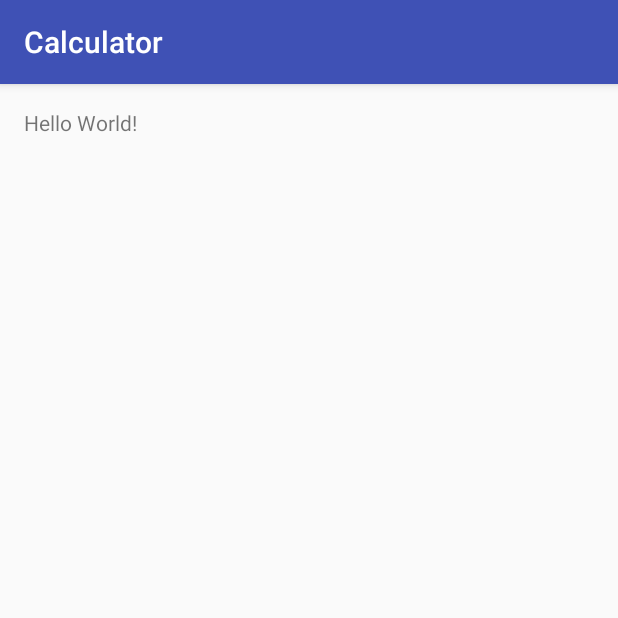
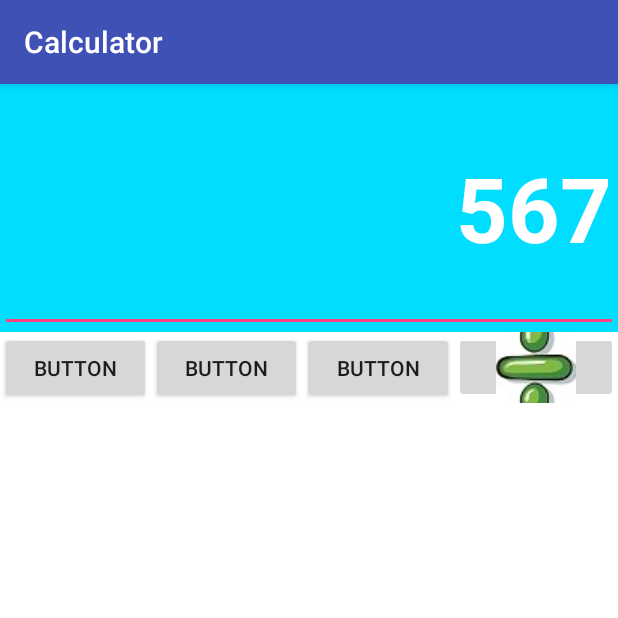
Before and after one commit to harisek36/Calculator_Android, an Android app: the screen it shows after launch (calcActivity), on a phone screen of 412 x 824 dp, the top half of it. Run offline under Robolectric (Android 15) with nearby library versions, the phone set to English and light mode, and no system bars.

Commit message:
design layout - partial

```diff
--- a/app/src/main/res/layout/activity_calc.xml
+++ b/app/src/main/res/layout/activity_calc.xml
@@ -1,17 +1,88 @@
 <?xml version="1.0" encoding="utf-8"?>
 <RelativeLayout xmlns:android="http://schemas.android.com/apk/res/android"
+    xmlns:app="http://schemas.android.com/apk/res-auto"
     xmlns:tools="http://schemas.android.com/tools"
     android:id="@+id/activity_calc"
     android:layout_width="match_parent"
     android:layout_height="match_parent"
-    android:paddingBottom="@dimen/activity_vertical_margin"
-    android:paddingLeft="@dimen/activity_horizontal_margin"
-    android:paddingRight="@dimen/activity_horizontal_margin"
-    android:paddingTop="@dimen/activity_vertical_margin"
     tools:context="com.the36t.calculator.calcActivity">
 
-    <TextView
-        android:layout_width="wrap_content"
-        android:layout_height="wrap_content"
-        android:text="Hello World!" />
+    <LinearLayout
+        android:orientation="vertical"
+        android:layout_width="match_parent"
+        android:layout_height="match_parent"
+        android:background="@android:color/background_light"
+        android:layout_alignParentBottom="true"
+        android:layout_alignParentLeft="true"
+        android:layout_alignParentStart="true">
+
+        <LinearLayout
+            android:orientation="vertical"
+            android:layout_width="match_parent"
+            android:layout_height="165dp"
+            android:background="@android:color/holo_blue_bright">
+
+            <EditText
+                android:layout_width="match_parent"
+                android:layout_height="match_parent"
+                android:inputType="number"
+                android:ems="10"
+                android:id="@+id/editText3"
+                android:text="567"
+                android:textSize="60dp"
+                android:textStyle="normal|bold"
+                android:textColor="@android:color/white"
+                android:textAlignment="viewEnd" />
+        </LinearLayout>
+
+        <LinearLayout
+            android:orientation="horizontal"
+            android:layout_width="match_parent"
+            android:layout_height="match_parent">
+
+            <Button
+                android:text="Button"
+                android:layout_width="wrap_content"
+                android:layout_height="wrap_content"
+                android:id="@+id/button6"
+                android:layout_weight="1" />
+
+            <Button
+                android:text="Button"
+                android:layout_width="wrap_content"
+                android:layout_height="wrap_content"
+                android:id="@+id/button5"
+                android:layout_weight="1" />
+
+            <Button
+                android:text="Button"
+                android:layout_width="wrap_content"
+                android:layout_height="wrap_content"
+                android:id="@+id/button4"
+                android:layout_weight="1" />
+
+            <ImageButton
+                android:layout_width="109dp"
+                android:layout_height="47dp"
+                app:srcCompat="@drawable/div"
+                android:id="@+id/imageButton2" />
+        </LinearLayout>
+
+        <LinearLayout
+            android:orientation="horizontal"
+            android:layout_width="match_parent"
+            android:layout_height="match_parent"
+            android:layout_weight="1"></LinearLayout>
+
+        <LinearLayout
+            android:orientation="horizontal"
+            android:layout_width="match_parent"
+            android:layout_height="match_parent"></LinearLayout>
+
+        <LinearLayout
+            android:orientation="horizontal"
+            android:layout_width="match_parent"
+            android:layout_height="match_parent"></LinearLayout>
+
+    </LinearLayout>
 </RelativeLayout>
```
Also changed, not shown: app/src/main/res/drawable/add.jpg (added), app/src/main/res/drawable/div.jpg (added), app/src/main/res/drawable/equals.jpg (added), app/src/main/res/drawable/mul.jpg (added), app/src/main/res/drawable/sub.jpg (added), 1 other file.
